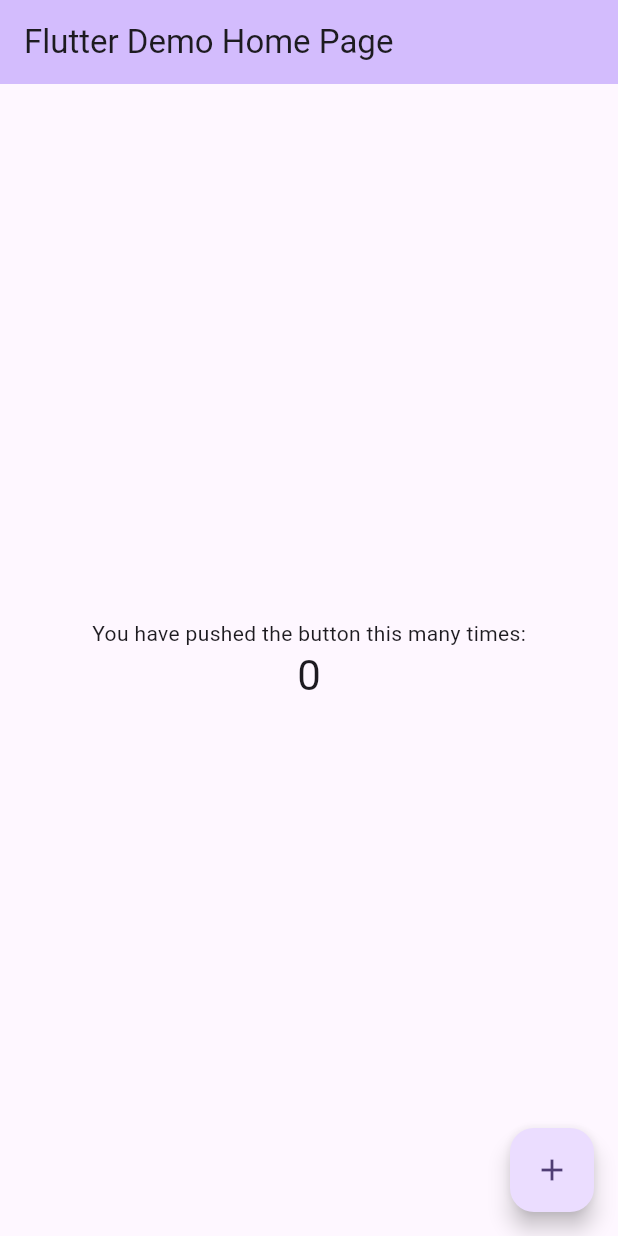
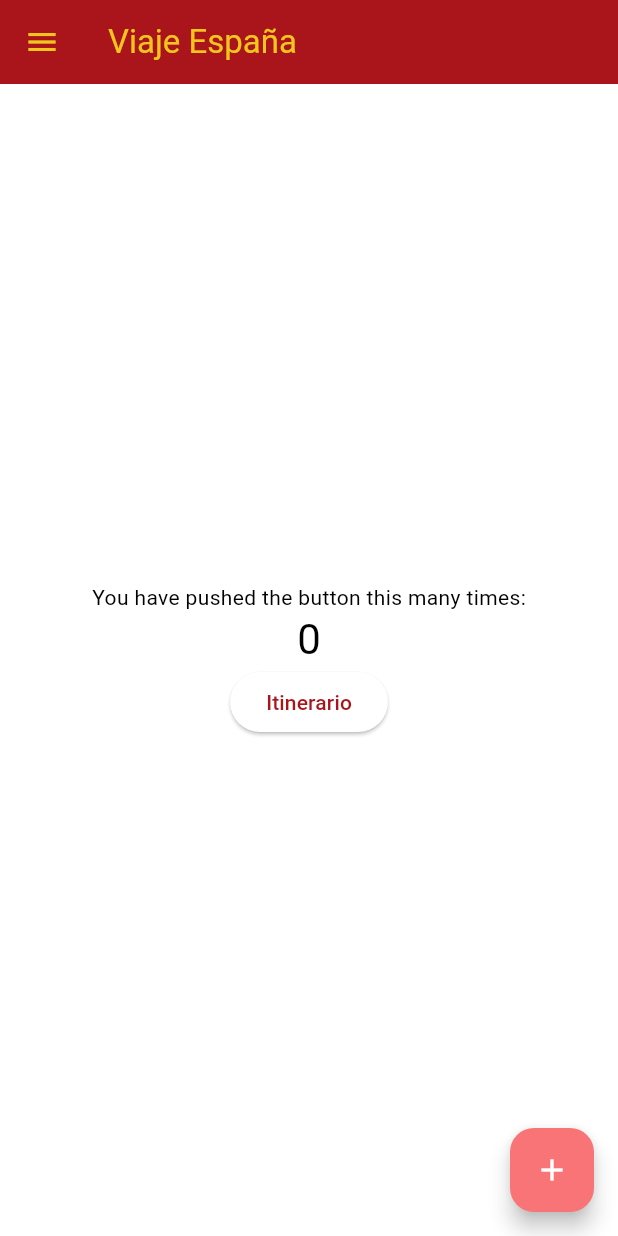
Before and after one commit to HamiltonLopes/flutter_travel, a Flutter app: the screen it shows after launch, on a phone screen of 412 x 824 dp. Run offline on Flutter 3.47's test engine with Material 3 defaults, Android fonts, the phone set to English and light mode, and no system bars.

Commit message:
feat: apply first colors and starting drawer design

```diff
--- a/lib/main.dart
+++ b/lib/main.dart
@@ -1,4 +1,6 @@
 import 'package:flutter/material.dart';
+import 'package:spain_travel/pages/home.dart';
+import 'package:spain_travel/pages/itinerary.dart';
 
 void main() {
   runApp(const MyApp());
@@ -7,119 +9,28 @@ void main() {
 class MyApp extends StatelessWidget {
   const MyApp({super.key});
 
-  // This widget is the root of your application.
   @override
   Widget build(BuildContext context) {
     return MaterialApp(
+      debugShowCheckedModeBanner: false,
       title: 'Flutter Demo',
+      routes: {
+        '/home': (context) => const MyHomePage(title: 'Viaje España'),
+        '/itinerary': (context) => const ItineraryPage(title: 'Itinerario'),
+      },
       theme: ThemeData(
-        // This is the theme of your application.
-        //
-        // TRY THIS: Try running your application with "flutter run". You'll see
-        // the application has a purple toolbar. Then, without quitting the app,
-        // try changing the seedColor in the colorScheme below to Colors.green
-        // and then invoke "hot reload" (save your changes or press the "hot
-        // reload" button in a Flutter-supported IDE, or press "r" if you used
-        // the command line to start the app).
-        //
-        // Notice that the counter didn't reset back to zero; the application
-        // state is not lost during the reload. To reset the state, use hot
-        // restart instead.
-        //
-        // This works for code too, not just values: Most code changes can be
-        // tested with just a hot reload.
-        colorScheme: ColorScheme.fromSeed(seedColor: Colors.deepPurple),
+        colorScheme: const ColorScheme.light(
+          primary: Color(0xFFAA151B),
+          primaryContainer: Color(0xFFF97476),
+          primaryFixed: Color(0xFFEB2129),
+          onPrimaryFixedVariant: Color(0xFF6D090E),
+          secondary: Color(0xFFF1C51E),
+          secondaryContainer: Color(0xFFFFE0B2),
+          secondaryFixed: Color(0xFFC39F16),
+        ),
         useMaterial3: true,
       ),
-      home: const MyHomePage(title: 'Flutter Demo Home Page'),
+      home: const MyHomePage(title: 'Viaje España'),
     );
   }
 }
-
-class MyHomePage extends StatefulWidget {
-  const MyHomePage({super.key, required this.title});
-
-  // This widget is the home page of your application. It is stateful, meaning
-  // that it has a State object (defined below) that contains fields that affect
-  // how it looks.
-
-  // This class is the configuration for the state. It holds the values (in this
-  // case the title) provided by the parent (in this case the App widget) and
-  // used by the build method of the State. Fields in a Widget subclass are
-  // always marked "final".
-
-  final String title;
-
-  @override
-  State<MyHomePage> createState() => _MyHomePageState();
-}
-
-class _MyHomePageState extends State<MyHomePage> {
-  int _counter = 0;
-
-  void _incrementCounter() {
-    setState(() {
-      // This call to setState tells the Flutter framework that something has
-      // changed in this State, which causes it to rerun the build method below
-      // so that the display can reflect the updated values. If we changed
-      // _counter without calling setState(), then the build method would not be
-      // called again, and so nothing would appear to happen.
-      _counter++;
-    });
-  }
-
-  @override
-  Widget build(BuildContext context) {
-    // This method is rerun every time setState is called, for instance as done
-    // by the _incrementCounter method above.
-    //
-    // The Flutter framework has been optimized to make rerunning build methods
-    // fast, so that you can just rebuild anything that needs updating rather
-    // than having to individually change instances of widgets.
-    return Scaffold(
-      appBar: AppBar(
-        // TRY THIS: Try changing the color here to a specific color (to
-        // Colors.amber, perhaps?) and trigger a hot reload to see the AppBar
-        // change color while the other colors stay the same.
-        backgroundColor: Theme.of(context).colorScheme.inversePrimary,
-        // Here we take the value from the MyHomePage object that was created by
-        // the App.build method, and use it to set our appbar title.
-        title: Text(widget.title),
-      ),
-      body: Center(
-        // Center is a layout widget. It takes a single child and positions it
-        // in the middle of the parent.
-        child: Column(
-          // Column is also a layout widget. It takes a list of children and
-          // arranges them vertically. By default, it sizes itself to fit its
-          // children horizontally, and tries to be as tall as its parent.
-          //
-          // Column has various properties to control how it sizes itself and
-          // how it positions its children. Here we use mainAxisAlignment to
-          // center the children vertically; the main axis here is the vertical
-          // axis because Columns are vertical (the cross axis would be
-          // horizontal).
-          //
-          // TRY THIS: Invoke "debug painting" (choose the "Toggle Debug Paint"
-          // action in the IDE, or press "p" in the console), to see the
-          // wireframe for each widget.
-          mainAxisAlignment: MainAxisAlignment.center,
-          children: <Widget>[
-            const Text(
-              'You have pushed the button this many times:',
-            ),
-            Text(
-              '$_counter',
-              style: Theme.of(context).textTheme.headlineMedium,
-            ),
-          ],
-        ),
-      ),
-      floatingActionButton: FloatingActionButton(
-        onPressed: _incrementCounter,
-        tooltip: 'Increment',
-        child: const Icon(Icons.add),
-      ), // This trailing comma makes auto-formatting nicer for build methods.
-    );
-  }
-}
--- /dev/null
+++ b/lib/pages/home.dart
@@ -0,0 +1,63 @@
+import 'package:flutter/material.dart';
+
+class MyHomePage extends StatefulWidget {
+  const MyHomePage({super.key, required this.title});
+  final String title;
+
+  @override
+  State<MyHomePage> createState() => _MyHomePageState();
+}
+
+class _MyHomePageState extends State<MyHomePage> {
+  int _counter = 0;
+
+  void _incrementCounter() {
+    setState(() {
+      _counter++;
+    });
+  }
+
+  @override
+  Widget build(BuildContext context) {
+    return Scaffold(
+      appBar: AppBar(
+        backgroundColor: Theme.of(context).colorScheme.primary,
+        title: Text(
+          widget.title,
+          style: TextStyle(color: Theme.of(context).colorScheme.secondary),
+        ),
+        iconTheme: IconThemeData(
+          color: Theme.of(context).colorScheme.secondary, // Cor do ícone
+        ),
+      ),
+      drawer: Drawer(
+        backgroundColor: Theme.of(context).colorScheme.primary,
+      ),
+      body: Center(
+        child: Column(
+          mainAxisAlignment: MainAxisAlignment.center,
+          children: <Widget>[
+            const Text(
+              'You have pushed the button this many times:',
+            ),
+            Text(
+              '$_counter',
+              style: Theme.of(context).textTheme.headlineMedium,
+            ),
+            ElevatedButton(
+              onPressed: () {
+                Navigator.pushNamed(context, '/itinerary');
+              },
+              child: const Text("Itinerario"),
+            )
+          ],
+        ),
+      ),
+      floatingActionButton: FloatingActionButton(
+        onPressed: _incrementCounter,
+        tooltip: 'Increment',
+        child: const Icon(Icons.add),
+      ), // This trailing comma makes auto-formatting nicer for build methods.
+    );
+  }
+}
```
Also changed, not shown: lib/pages/itinerary.dart (added, +40 -0 lines), pubspec.lock, 6 other files.
